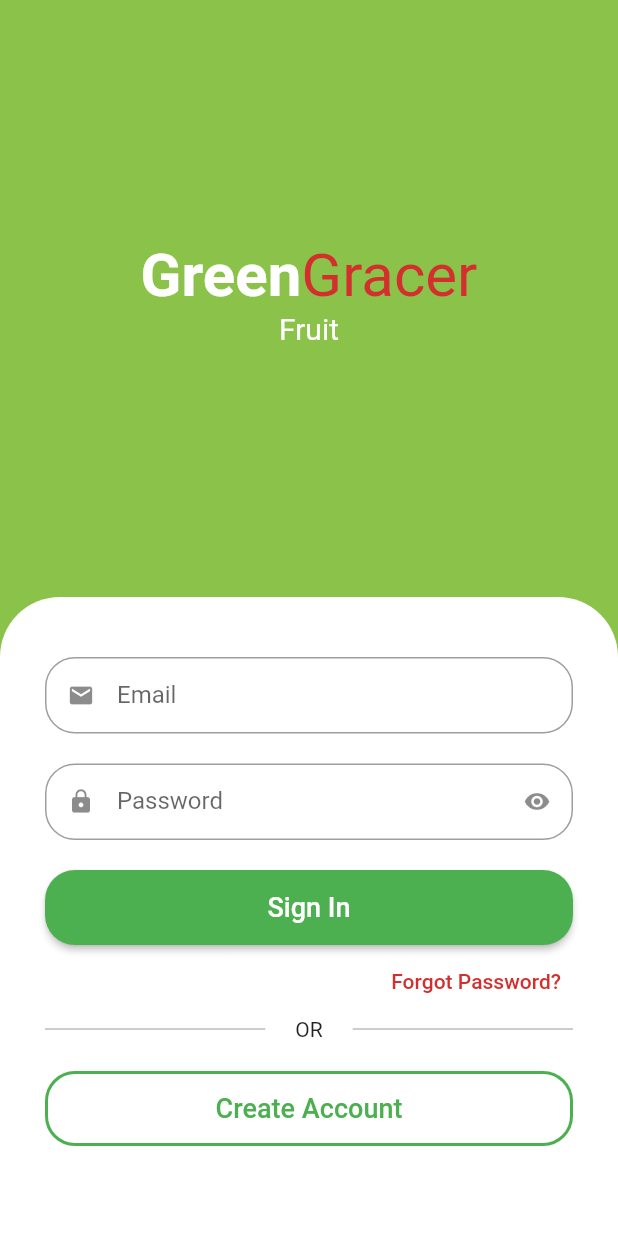
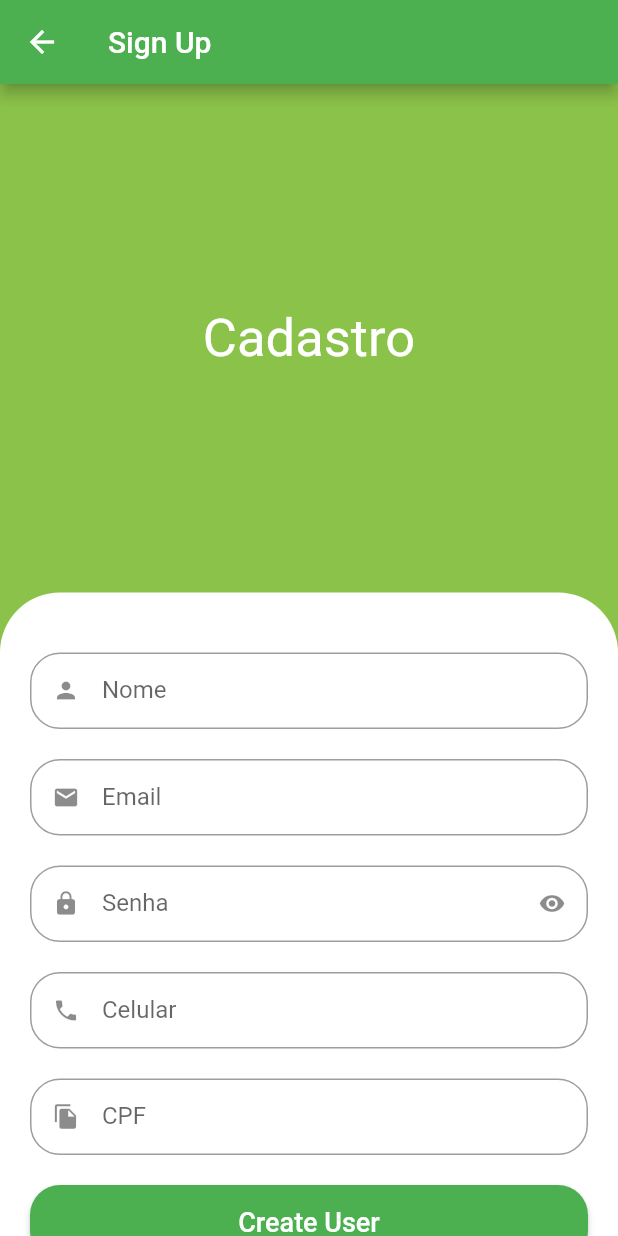
Before and after one commit to jefferson-norberto2/green_gracer_app, a Flutter app: the screen it shows after launch, after a tap on "Create Account", on a phone screen of 412 x 824 dp. Run offline on Flutter 3.47's test engine with Material 2 defaults, Android fonts, the phone set to English and light mode, and no system bars; drawn by our look-alikes of animated_text_kit.

Commit message:
Feat - Sign Up Screen maked

```diff
--- a/lib/src/auth/sign_in_screen.dart
+++ b/lib/src/auth/sign_in_screen.dart
@@ -1,6 +1,7 @@
 import 'package:animated_text_kit/animated_text_kit.dart';
 import 'package:flutter/material.dart';
 import 'package:green_gracer_app/src/auth/components/custom_text_field.dart';
+import 'package:green_gracer_app/src/auth/sign_up_screen.dart';
 import 'package:green_gracer_app/src/config/custom_colors.dart';
 
 class SignInScreen extends StatelessWidget {
@@ -156,7 +157,10 @@
                       child: SizedBox(
                         height: 50,
                         child: OutlinedButton(
-                          onPressed: () {},
+                          onPressed: () {
+                            Navigator.of(context).push(MaterialPageRoute(
+                                builder: (c) => SignUpScreen()));
+                          },
                           style: OutlinedButton.styleFrom(
                             side:
                                 const BorderSide(color: Colors.green, width: 2),
--- /dev/null
+++ b/lib/src/auth/sign_up_screen.dart
@@ -0,0 +1,95 @@
+import 'package:flutter/material.dart';
+import 'package:green_gracer_app/src/auth/components/custom_text_field.dart';
+import 'package:green_gracer_app/src/config/custom_colors.dart';
+
+class SignUpScreen extends StatelessWidget {
+  const SignUpScreen({super.key});
+
+  @override
+  Widget build(BuildContext context) {
+    final size = MediaQuery.of(context).size;
+
+    return Scaffold(
+      backgroundColor: CustomColors.customSwatchColor,
+      appBar: AppBar(
+        title: const Text('Sign Up'),
+      ),
+      body: SingleChildScrollView(
+        child: SizedBox(
+          height: size.height,
+          width: size.width,
+          child: Column(
+            children: [
+              const Expanded(
+                child: Center(
+                  child: Text(
+                    'Cadastro',
+                    style: TextStyle(
+                      color: Colors.white,
+                      fontSize: 35,
+                    ),
+                  ),
+                ),
+              ),
+
+              // Form fields
+              Container(
+                padding:
+                    const EdgeInsets.symmetric(horizontal: 20, vertical: 40),
+                decoration: const BoxDecoration(
+                  color: Colors.white,
+                  borderRadius: BorderRadius.vertical(
+                    top: Radius.circular(40),
+                  ),
+                ),
+                child: Column(
+                  crossAxisAlignment: CrossAxisAlignment.stretch,
+                  children: [
+                    const CustomTextField(
+                      icon: Icons.person,
+                      label: 'Nome',
+                    ),
+                    const CustomTextField(
+                      icon: Icons.email,
+                      label: 'Email',
+                    ),
+                    const CustomTextField(
+                      icon: Icons.lock,
+                      label: 'Senha',
+                      isSecrect: true,
+                    ),
+                    const CustomTextField(
+                      icon: Icons.phone,
+                      label: 'Celular',
+                    ),
+                    const CustomTextField(
+                      icon: Icons.file_copy,
+                      label: 'CPF',
+                    ),
+                    SizedBox(
+                      height: 50,
+                      child: ElevatedButton(
+                        style: ElevatedButton.styleFrom(
+                          shape: RoundedRectangleBorder(
+                            borderRadius: BorderRadius.circular(20),
+                          ),
+                        ),
+                        onPressed: () {},
+                        child: const Text(
+                          'Create User',
+                          style: TextStyle(
+                            fontSize: 18,
+                          ),
+                        ),
+                      ),
+                    )
+                  ],
+                ),
+              )
+            ],
+          ),
+        ),
+      ),
+    );
+  }
+}
```
Also changed, not shown: 1 other file.
